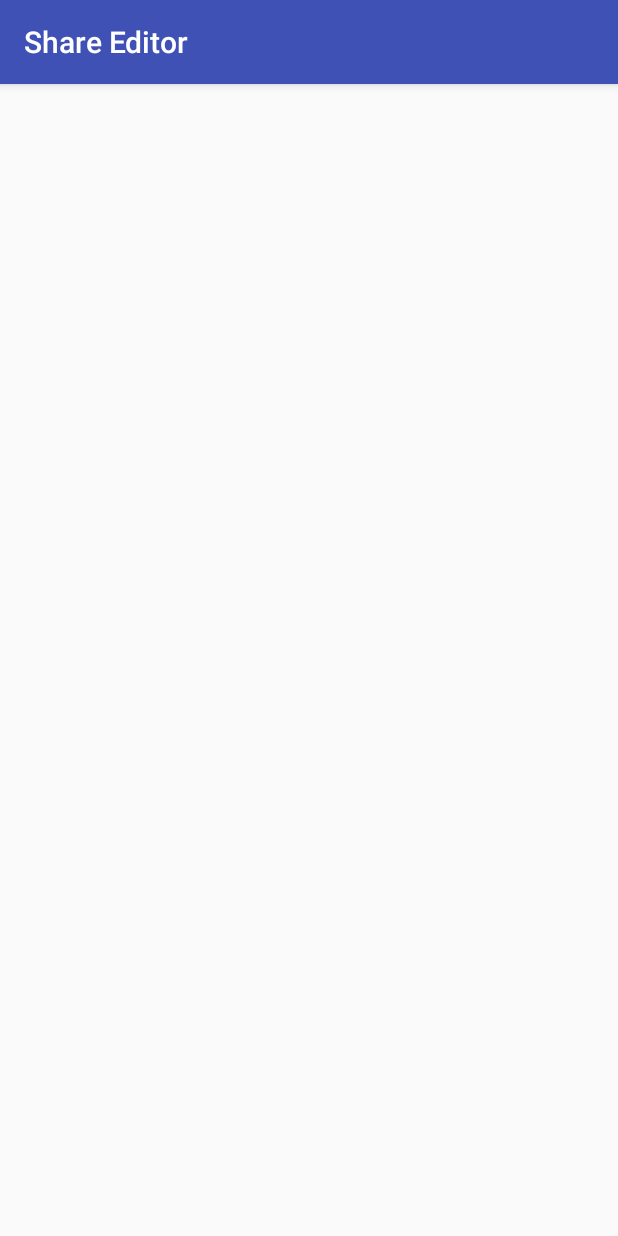
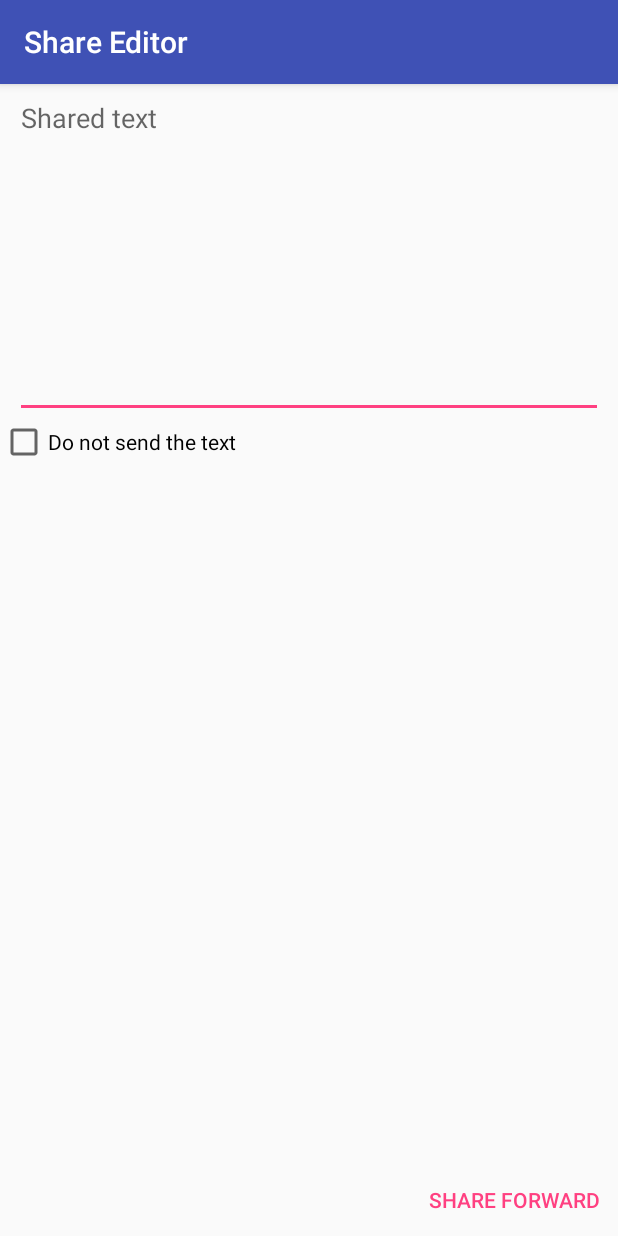
Before and after one commit to alextrv/ShareEditor, an Android app: the screen it shows after launch (MainActivity), on a phone screen of 412 x 824 dp. Run offline under Robolectric (Android 15) with nearby library versions, the phone set to English and light mode, and no system bars.

Commit message:
Added working app

```diff
--- a/app/src/main/java/org/trv/alex/shareeditor/MainActivity.java
+++ b/app/src/main/java/org/trv/alex/shareeditor/MainActivity.java
@@ -1,13 +1,110 @@
 package org.trv.alex.shareeditor;
 
+import android.app.DialogFragment;
+import android.content.Intent;
+import android.net.Uri;
 import android.support.v7.app.AppCompatActivity;
 import android.os.Bundle;
+import android.view.View;
+import android.widget.AdapterView;
+import android.widget.ArrayAdapter;
+import android.widget.Button;
+import android.widget.CheckBox;
+import android.widget.CompoundButton;
+import android.widget.EditText;
+import android.widget.ListView;
+import android.widget.TextView;
 
-public class MainActivity extends AppCompatActivity {
+import java.util.ArrayList;
+import java.util.List;
+
+public class MainActivity extends AppCompatActivity implements ConfirmDialog.DialogAction {
+
+    private EditText mEditSharedText;
+    private ListView mListSharedFiles;
+    private TextView mTextViewTitleFiles;
+    private CheckBox mNotSendTextBox;
+    private Button mShareForwardButton;
+
+    private ArrayAdapter<Uri> mAdapter;
+    private Intent mIntent;
+    private List<Uri> mUriList;
+    private String mType;
 
     @Override
     protected void onCreate(Bundle savedInstanceState) {
         super.onCreate(savedInstanceState);
         setContentView(R.layout.activity_main);
+
+        mEditSharedText = findViewById(R.id.shared_text);
+        mListSharedFiles = findViewById(R.id.shared_files);
+        mTextViewTitleFiles = findViewById(R.id.title_files);
+        mNotSendTextBox = findViewById(R.id.not_send_text);
+        mShareForwardButton = findViewById(R.id.share_forward);
+
+        mIntent = getIntent();
+        mType = mIntent.getType();
+
+        if (Intent.ACTION_SEND.equals(mIntent.getAction()) && mIntent.getType() != null) {
+            String sharedText = mIntent.getStringExtra(Intent.EXTRA_TEXT);
+            Uri fileUri = mIntent.getParcelableExtra(Intent.EXTRA_STREAM);
+            if (sharedText != null) {
+                mEditSharedText.setText(sharedText);
+            }
+            if (fileUri != null) {
+                mUriList = new ArrayList<>(1);
+                mUriList.add(fileUri);
+                mAdapter = new ArrayAdapter<Uri>(this, android.R.layout.simple_list_item_1, mUriList);
+                mListSharedFiles.setAdapter(mAdapter);
+                mListSharedFiles.setVisibility(View.VISIBLE);
+                mTextViewTitleFiles.setVisibility(View.VISIBLE);
+            }
+        }
+
+        mNotSendTextBox.setOnCheckedChangeListener(new CompoundButton.OnCheckedChangeListener() {
+            @Override
+            public void onCheckedChanged(CompoundButton buttonView, boolean isChecked) {
+                mEditSharedText.setEnabled(!isChecked);
+            }
+        });
+
+        // Deletes item on click
+        mListSharedFiles.setOnItemClickListener(new AdapterView.OnItemClickListener() {
+            @Override
+            public void onItemClick(AdapterView<?> parent, View view, int position, long id) {
+                DialogFragment dialog = ConfirmDialog.newInstance(R.string.remove_file, R.string.remove_file_msg, position);
+                dialog.show(getFragmentManager(), "confirmDialog");
+            }
+        });
+
+        mShareForwardButton.setOnClickListener(new View.OnClickListener() {
+            @Override
+            public void onClick(View v) {
+                Intent intent = new Intent(Intent.ACTION_SEND);
+                String sharedText = mNotSendTextBox.isChecked() ? null : mEditSharedText.getText().toString();
+                intent.putExtra(Intent.EXTRA_TEXT, sharedText);
+                if (mUriList != null && !mUriList.isEmpty()) {
+                    intent.putExtra(Intent.EXTRA_STREAM, mUriList.get(0));
+                    intent.setType(mType);
+                } else {
+                    intent.setType("text/plain");
+                }
+                startActivity(Intent.createChooser(intent, getString(R.string.share_forward_string)));
+            }
+        });
+
+    }
+
+    @Override
+    public void onPositiveAction(int index) {
+        mUriList.remove(index);
+        mAdapter.notifyDataSetChanged();
+        if (mUriList.isEmpty()) {
+            mTextViewTitleFiles.setVisibility(View.INVISIBLE);
+        }
+    }
+
+    @Override
+    public void onNegativeAction() {
     }
 }
--- a/app/src/main/res/layout/activity_main.xml
+++ b/app/src/main/res/layout/activity_main.xml
@@ -5,6 +5,53 @@
     xmlns:tools="http://schemas.android.com/tools"
     android:layout_width="match_parent"
     android:layout_height="match_parent"
+    android:orientation="vertical"
     tools:context="org.trv.alex.shareeditor.MainActivity">
 
+    <EditText
+        android:id="@+id/shared_text"
+        android:layout_width="match_parent"
+        android:layout_height="0dp"
+        android:layout_marginLeft="10dp"
+        android:layout_marginRight="10dp"
+        android:layout_weight="2"
+        android:gravity="top|start"
+        android:hint="@string/shared_text_string"/>
+
+    <CheckBox
+        android:id="@+id/not_send_text"
+        android:layout_width="match_parent"
+        android:layout_height="wrap_content"
+        android:text="@string/not_send_text_string"/>
+
+    <TextView
+        android:id="@+id/title_files"
+        android:layout_width="match_parent"
+        android:layout_height="wrap_content"
+        android:layout_marginLeft="10dp"
+        android:visibility="invisible"
+        android:text="@string/shared_files_string"/>
+
+    <ListView
+        android:id="@+id/shared_files"
+        android:layout_width="match_parent"
+        android:layout_height="0dp"
+        android:visibility="invisible"
+        android:layout_weight="4"/>
+
+    <LinearLayout
+        android:layout_width="match_parent"
+        android:layout_height="wrap_content"
+        android:orientation="vertical">
+
+        <Button
+            android:id="@+id/share_forward"
+            android:layout_width="wrap_content"
+            android:layout_height="wrap_content"
+            android:layout_gravity="right"
+            style="@style/Widget.AppCompat.Button.Borderless.Colored"
+            android:text="@string/share_forward_string"/>
+
+    </LinearLayout>
+
 </LinearLayout>
--- a/app/src/main/res/values/strings.xml
+++ b/app/src/main/res/values/strings.xml
@@ -1,3 +1,9 @@
 <resources>
     <string name="app_name">Share Editor</string>
+    <string name="shared_text_string">Shared text</string>
+    <string name="shared_files_string">Shared file</string>
+    <string name="share_forward_string">Share forward</string>
+    <string name="not_send_text_string">Do not send the text</string>
+    <string name="remove_file">Delete</string>
+    <string name="remove_file_msg">Are you sure you don\'t want to share this file?</string>
 </resources>
```
Also changed, not shown: app/build.gradle (+4 -7 lines), app/src/main/AndroidManifest.xml (+7 -1 lines), app/src/main/java/org/trv/alex/shareeditor/ConfirmDialog.java (added, +48 -0 lines), 2 other files.
